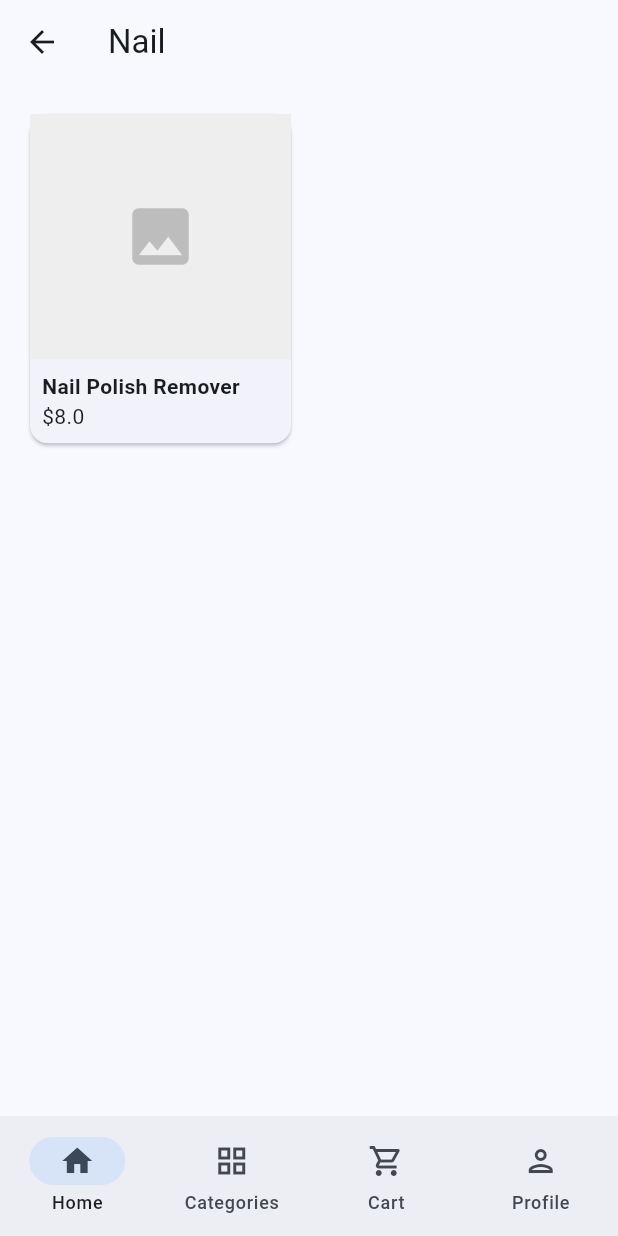
After one commit to ParkTaeGyu/shopping-mall, a Flutter app: the UserHomeScreen screen opened by its route, after a tap on "Nail", on a phone screen of 412 x 824 dp. The commit adds this screen. Run offline on Flutter 3.47's test engine with Material 3 defaults, Android fonts, the phone set to English and light mode, and no system bars; our stand-ins replace flutter_riverpod, go_router.

Commit message:
[ADD] 상품 목록 및 상세 페이지 구현

```diff
--- a/lib/src/core/router.dart
+++ b/lib/src/core/router.dart
@@ -9,6 +9,8 @@ import '../features/admin_dashboard/presentation/admin_dashboard_screen.dart';
 import '../features/products/presentation/user/categories_screen.dart';
 import '../features/cart/presentation/cart_screen.dart';
 import '../features/profile/presentation/profile_screen.dart';
+import '../features/products/presentation/user/product_list_screen.dart';
+import '../features/products/presentation/user/product_detail_screen.dart';
 import 'scaffold_with_nav_bar.dart';
 
 final routerProvider = Provider<GoRouter>((ref) {
@@ -61,6 +63,22 @@ final routerProvider = Provider<GoRouter>((ref) {
               GoRoute(
                 path: '/',
                 builder: (context, state) => const UserHomeScreen(),
+                routes: [
+                  GoRoute(
+                    path: 'category/:id',
+                    builder: (context, state) {
+                      final categoryId = state.pathParameters['id']!;
+                      return ProductListScreen(category: categoryId);
+                    },
+                  ),
+                  GoRoute(
+                    path: 'product/:id',
+                    builder: (context, state) {
+                      final productId = state.pathParameters['id']!;
+                      return ProductDetailScreen(productId: productId);
+                    },
+                  ),
+                ],
               ),
             ],
           ),
--- /dev/null
+++ b/lib/src/features/products/presentation/user/product_list_screen.dart
@@ -0,0 +1,68 @@
+import 'package:flutter/material.dart';
+import 'package:flutter_riverpod/flutter_riverpod.dart';
+import 'package:go_router/go_router.dart';
+import '../../data/fake_product_repository.dart';
+
+class ProductListScreen extends ConsumerWidget {
+  final String category;
+
+  const ProductListScreen({super.key, required this.category});
+
+  @override
+  Widget build(BuildContext context, WidgetRef ref) {
+    // Determine which products to show based on category.
+    // If category is 'all' (or if we want to show everything), we might use productsListProvider.
+    // For now, let's filter by filtered provider if filter is active.
+    final products = ref.watch(categoryProductsProvider(category));
+
+    return Scaffold(
+      appBar: AppBar(title: Text(category)),
+      body: products.isEmpty
+          ? const Center(child: Text('No products found in this category.'))
+          : GridView.builder(
+              padding: const EdgeInsets.all(16),
+              gridDelegate: const SliverGridDelegateWithFixedCrossAxisCount(
+                crossAxisCount: 2,
+                childAspectRatio: 0.8,
+                crossAxisSpacing: 16,
+                mainAxisSpacing: 16,
+              ),
+              itemCount: products.length,
+              itemBuilder: (context, index) {
+                final product = products[index];
+                return GestureDetector(
+                  onTap: () => context.push('/product/${product.id}'),
+                  child: Card(
+                    child: Column(
+                      crossAxisAlignment: CrossAxisAlignment.stretch,
+                      children: [
+                        Expanded(
+                          child: Container(
+                            color: Colors.grey[200],
+                            child: Icon(Icons.image, size: 50, color: Colors.grey[400]),
+                          ),
+                        ),
+                        Padding(
+                          padding: const EdgeInsets.all(8.0),
+                          child: Column(
+                            crossAxisAlignment: CrossAxisAlignment.start,
+                            children: [
+                              Text(
+                                product.title,
+                                style: const TextStyle(fontWeight: FontWeight.bold),
+                                maxLines: 1,
+                                overflow: TextOverflow.ellipsis,
+                              ),
+                              Text('\$${product.price}'),
+                            ],
+                          ),
+                        ),
+                      ],
+                    ),
+                  ),
+                );
+              },
+            ),
+    );
+  }
+}
--- a/lib/src/features/products/presentation/user/user_home_screen.dart
+++ b/lib/src/features/products/presentation/user/user_home_screen.dart
@@ -1,4 +1,5 @@
 import 'package:flutter/material.dart';
+import 'package:go_router/go_router.dart';
 import 'package:flutter_riverpod/flutter_riverpod.dart';
 import '../../../auth/presentation/auth_controller.dart';
 
@@ -81,7 +82,9 @@ class _CategoryItem extends StatelessWidget {
 
   @override
   Widget build(BuildContext context) {
-    return Column(
+    return GestureDetector(
+      onTap: () => context.go('/category/$label'),
+      child: Column(
         children: [
           CircleAvatar(
             radius: 30,
@@ -91,6 +94,7 @@ class _CategoryItem extends StatelessWidget {
           const SizedBox(height: 8),
           Text(label, style: const TextStyle(fontSize: 12)),
         ],
+      ),
     );
   }
 }
```
Also changed, not shown: lib/src/features/products/data/fake_product_repository.dart (added, +70 -0 lines), lib/src/features/products/domain/product.dart (added, +17 -0 lines), lib/src/features/products/presentation/user/product_detail_screen.dart (added, +78 -0 lines), 1 other file. Lines whose indentation alone changed are shown as unchanged.
